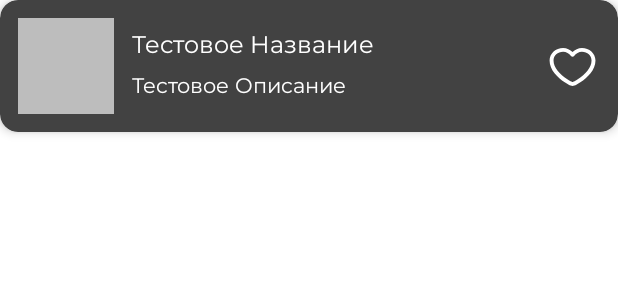
After one commit to bgangval/FEFUMARKET, an Android app: the layout item_favorite.xml on its own in the app's theme, with its tools: preview values and no code run, on a phone screen of 412 x 824 dp. The commit adds this screen. Shown: the top 300 px of the screen. Run offline under Robolectric (Android 15) with nearby library versions, the phone set to English and light mode, and no system bars.

Commit message:
Изменения

```diff
--- a/app/src/main/AndroidManifest.xml
+++ b/app/src/main/AndroidManifest.xml
@@ -10,14 +10,14 @@
         android:supportsRtl="true"
         android:theme="@style/Theme.FEFUMARKET">
         <activity
+            android:name=".FavoritesActivity"
+            android:exported="false" />
+        <activity
             android:name=".AdDetailActivity"
             android:exported="false" />
         <activity
             android:name=".HomeActivity"
             android:exported="false" />
-        <activity
-            android:name=".MainActivity"
-            android:exported="false" /> <!-- Экран загрузки (Loading) — запускается первым -->
         <activity
             android:name=".LoadingActivity"
             android:exported="true"
--- a/app/src/main/java/com/example/fefumarket/AdAdapter.kt
+++ b/app/src/main/java/com/example/fefumarket/AdAdapter.kt
@@ -41,6 +41,7 @@ class AdAdapter(private var ads: List<Ad>) : RecyclerView.Adapter<AdAdapter.AdVi
             intent.putExtra("price", ad.price)
             intent.putExtra("seller", ad.seller)
             intent.putExtra("description", ad.description)
+            intent.putExtra("imageResId", ad.imageResId)
             context.startActivity(intent)
         }
     }
--- /dev/null
+++ b/app/src/main/res/layout/item_favorite.xml
@@ -0,0 +1,66 @@
+<?xml version="1.0" encoding="utf-8"?>
+<androidx.cardview.widget.CardView
+    xmlns:android="http://schemas.android.com/apk/res/android"
+    xmlns:app="http://schemas.android.com/apk/res-auto"
+    android:layout_width="match_parent"
+    android:layout_height="wrap_content"
+    android:layout_marginBottom="12dp"
+    app:cardCornerRadius="12dp"
+    app:cardElevation="4dp"
+    app:cardBackgroundColor="@color/gray">
+
+<LinearLayout
+        android:layout_width="match_parent"
+        android:layout_height="wrap_content"
+        android:orientation="horizontal"
+        android:padding="12dp"
+        android:gravity="center_vertical">
+
+        <ImageView
+            android:id="@+id/itemImage"
+            android:layout_width="64dp"
+            android:layout_height="64dp"
+            android:scaleType="centerCrop"
+            android:layout_marginEnd="12dp"
+            android:background="@color/light_gray"
+            android:contentDescription="@string/sample_title_fav"/>
+
+        <LinearLayout
+            android:layout_width="0dp"
+            android:layout_height="wrap_content"
+            android:layout_weight="1"
+            android:orientation="vertical">
+
+            <TextView
+                android:id="@+id/itemTitle"
+                android:layout_width="wrap_content"
+                android:layout_height="wrap_content"
+                android:textColor="@color/text_white"
+                android:textSize="16sp"
+                android:fontFamily="@font/montserrat_regular"
+                android:text="Тестовое Название" />
+
+            <TextView
+                android:id="@+id/itemDescription"
+                android:layout_width="wrap_content"
+                android:layout_height="wrap_content"
+                android:textColor="@color/text_white"
+                android:textSize="14sp"
+                android:fontFamily="@font/montserrat_regular"
+                android:layout_marginTop="4dp"
+                android:text="Тестовое Описание" />
+        </LinearLayout>
+
+        <ImageButton
+            android:id="@+id/btnRemoveFavorite"
+            android:layout_width="36dp"
+            android:layout_height="36dp"
+            android:background="?attr/selectableItemBackgroundBorderless"
+            android:src="@drawable/ic_heart_red"
+            android:contentDescription="@string/remove_from_favorites"
+            android:scaleType="centerInside"
+            app:tint="@color/white"/>
+
+    </LinearLayout>
+
+</androidx.cardview.widget.CardView>
--- a/app/src/main/res/menu/bottom_nav_menu.xml
+++ b/app/src/main/res/menu/bottom_nav_menu.xml
@@ -1,7 +1,7 @@
 <?xml version="1.0" encoding="utf-8"?>
 <menu xmlns:android="http://schemas.android.com/apk/res/android">
     <item android:id="@+id/nav_home" android:icon="@drawable/ic_home" android:title="Главная" android:fontFamily="@font/montserrat_regular" />
-    <item android:id="@+id/nav_cart" android:icon="@drawable/ic_heart" android:title="Избранное" android:fontFamily="@font/montserrat_regular" />
+    <item android:id="@+id/nav_favorites" android:icon="@drawable/ic_heart" android:title="Избранное" android:fontFamily="@font/montserrat_regular" />
     <item android:id="@+id/nav_add" android:icon="@drawable/ic_add" android:title="Публикация" android:fontFamily="@font/montserrat_regular" />
     <item android:id="@+id/nav_chat" android:icon="@drawable/ic_chat" android:title="Чат" android:fontFamily="@font/montserrat_regular" />
     <item android:id="@+id/nav_profile" android:icon="@drawable/ic_user" android:title="Профиль" android:fontFamily="@font/montserrat_regular" />
--- a/app/src/main/res/values/strings.xml
+++ b/app/src/main/res/values/strings.xml
@@ -22,4 +22,10 @@
     <string name="to_favorites">В избранное</string>
     <string name="sample_dorm">Корпус №5</string>
     <string name="dorm_format">Корпус: %1$s</string>
+    <string name="favorites">Избранное</string>
+    <string name="remove_from_favorites">Удалить из избранного</string>
+    <string name="sample_title_fav">Название товара</string>
+    <string name="sample_price_fav">1000 ₽</string>
+    <string name="removed_from_favorites">Удалено из избранного</string>
+    <string name="add_to_favorites">Добавить в избранное</string>
 </resources>
```
Also changed, not shown: app/src/main/java/com/example/fefumarket/AdDetailActivity.kt (+30 -6 lines), app/src/main/java/com/example/fefumarket/FavoriteAdapter.kt (added, +66 -0 lines), app/src/main/java/com/example/fefumarket/FavoriteItem.kt (added, +8 -0 lines), app/src/main/java/com/example/fefumarket/FavoritesActivity.kt (added, +67 -0 lines), app/src/main/java/com/example/fefumarket/FavoritesManager.kt (added, +19 -0 lines), app/src/main/java/com/example/fefumarket/HomeActivity.kt (+27 -24 lines), app/src/main/res/layout/activity_favorites.xml (added, +59 -0 lines).
